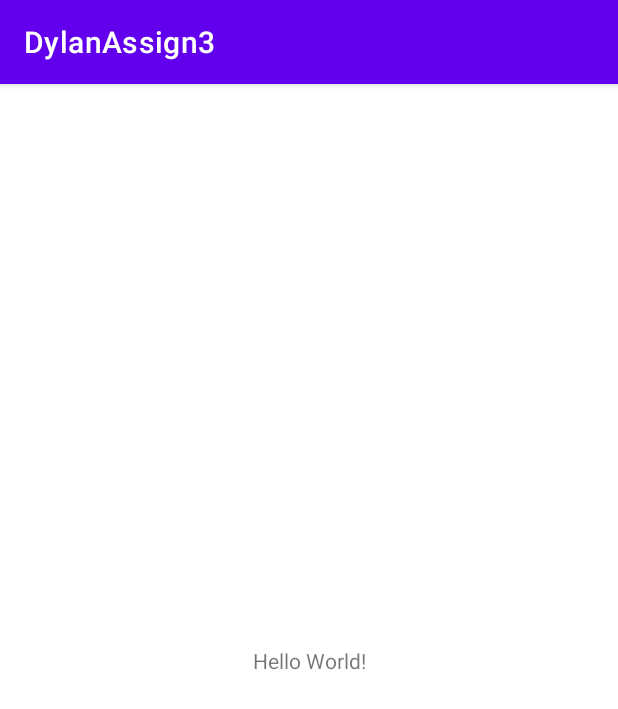
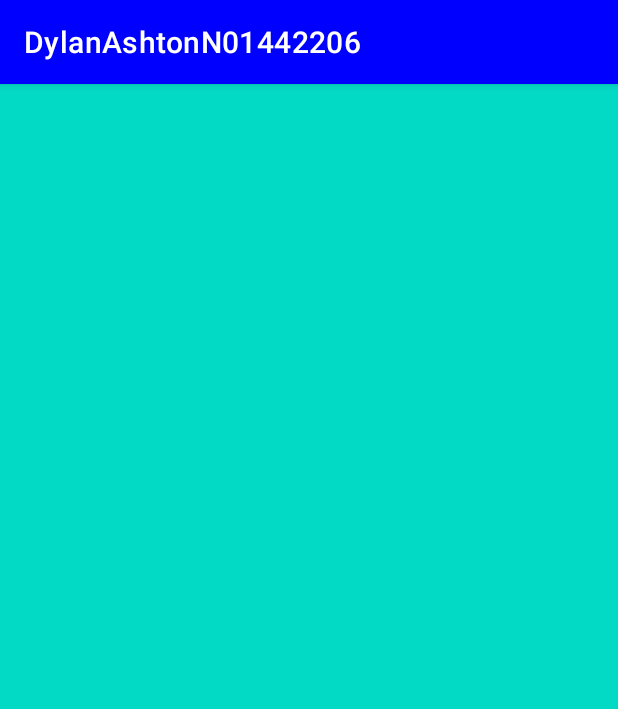
Before and after one commit to DylanAshton2206/DylanAshtonAssign3, an Android app: the screen it shows after launch (DylanActivity), on a phone screen of 412 x 824 dp. Shown: the top 709 px of the screen. Run offline under Robolectric (Android 15) with nearby library versions, the phone set to English and light mode, and no system bars.

Commit message:
added fragments~ changed color of fragments~ added (fr) srtings.xml~ added appropriate comments~ other changes to match assignment requests~

```diff
--- a/app/build.gradle
+++ b/app/build.gradle
@@ -32,6 +32,7 @@ dependencies {
     implementation 'androidx.appcompat:appcompat:1.4.1'
     implementation 'com.google.android.material:material:1.5.0'
     implementation 'androidx.constraintlayout:constraintlayout:2.1.3'
+    implementation 'androidx.legacy:legacy-support-v4:1.0.0'
     testImplementation 'junit:junit:4.+'
     androidTestImplementation 'androidx.test.ext:junit:1.1.3'
     androidTestImplementation 'androidx.test.espresso:espresso-core:3.4.0'
--- a/app/src/main/java/dylan/ashton/n01442206/a3/DylanActivity.java
+++ b/app/src/main/java/dylan/ashton/n01442206/a3/DylanActivity.java
@@ -3,7 +3,7 @@ package dylan.ashton.n01442206.a3;
 import androidx.appcompat.app.AppCompatActivity;
 
 import android.os.Bundle;
-
+//Dylan Ashton n01442206 RNA
 public class DylanActivity extends AppCompatActivity {
 
     @Override
--- /dev/null
+++ b/app/src/main/java/dylan/ashton/n01442206/a3/Fragment1.java
@@ -0,0 +1,41 @@
+package dylan.ashton.n01442206.a3;
+
+import android.os.Bundle;
+
+import androidx.fragment.app.Fragment;
+
+import android.view.LayoutInflater;
+import android.view.View;
+import android.view.ViewGroup;
+//Dylan Ashton n01442206 RNA
+public class Fragment1 extends Fragment {
+
+    // TODO: Rename parameter arguments, choose names that match
+    // the fragment initialization parameters, e.g. ARG_ITEM_NUMBER
+    private static final String ARG_PARAM1 = "param1";
+    private static final String ARG_PARAM2 = "param2";
+
+    // TODO: Rename and change types of parameters
+    private String mParam1;
+    private String mParam2;
+
+    public Fragment1() {
+        // Required empty public constructor
+    }
+
+    @Override
+    public void onCreate(Bundle savedInstanceState) {
+        super.onCreate(savedInstanceState);
+        if (getArguments() != null) {
+            mParam1 = getArguments().getString(ARG_PARAM1);
+            mParam2 = getArguments().getString(ARG_PARAM2);
+        }
+    }
+
+    @Override
+    public View onCreateView(LayoutInflater inflater, ViewGroup container,
+                             Bundle savedInstanceState) {
+        // Inflate the layout for this fragment
+        return inflater.inflate(R.layout.fragment_1, container, false);
+    }
+}
--- /dev/null
+++ b/app/src/main/java/dylan/ashton/n01442206/a3/Fragment2.java
@@ -0,0 +1,41 @@
+package dylan.ashton.n01442206.a3;
+
+import android.os.Bundle;
+
+import androidx.fragment.app.Fragment;
+
+import android.view.LayoutInflater;
+import android.view.View;
+import android.view.ViewGroup;
+//Dylan Ashton n01442206 RNA
+public class Fragment2 extends Fragment {
+
+    // TODO: Rename parameter arguments, choose names that match
+    // the fragment initialization parameters, e.g. ARG_ITEM_NUMBER
+    private static final String ARG_PARAM1 = "param1";
+    private static final String ARG_PARAM2 = "param2";
+
+    // TODO: Rename and change types of parameters
+    private String mParam1;
+    private String mParam2;
+
+    public Fragment2() {
+        // Required empty public constructor
+    }
+
+    @Override
+    public void onCreate(Bundle savedInstanceState) {
+        super.onCreate(savedInstanceState);
+        if (getArguments() != null) {
+            mParam1 = getArguments().getString(ARG_PARAM1);
+            mParam2 = getArguments().getString(ARG_PARAM2);
+        }
+    }
+
+    @Override
+    public View onCreateView(LayoutInflater inflater, ViewGroup container,
+                             Bundle savedInstanceState) {
+        // Inflate the layout for this fragment
+        return inflater.inflate(R.layout.fragment_2, container, false);
+    }
+}
--- /dev/null
+++ b/app/src/main/java/dylan/ashton/n01442206/a3/Fragment3.java
@@ -0,0 +1,41 @@
+package dylan.ashton.n01442206.a3;
+
+import android.os.Bundle;
+
+import androidx.fragment.app.Fragment;
+
+import android.view.LayoutInflater;
+import android.view.View;
+import android.view.ViewGroup;
+//Dylan Ashton n01442206 RNA
+public class Fragment3 extends Fragment {
+
+    // TODO: Rename parameter arguments, choose names that match
+    // the fragment initialization parameters, e.g. ARG_ITEM_NUMBER
+    private static final String ARG_PARAM1 = "param1";
+    private static final String ARG_PARAM2 = "param2";
+
+    // TODO: Rename and change types of parameters
+    private String mParam1;
+    private String mParam2;
+
+    public Fragment3() {
+        // Required empty public constructor
+    }
+
+    @Override
+    public void onCreate(Bundle savedInstanceState) {
+        super.onCreate(savedInstanceState);
+        if (getArguments() != null) {
+            mParam1 = getArguments().getString(ARG_PARAM1);
+            mParam2 = getArguments().getString(ARG_PARAM2);
+        }
+    }
+
+    @Override
+    public View onCreateView(LayoutInflater inflater, ViewGroup container,
+                             Bundle savedInstanceState) {
+        // Inflate the layout for this fragment
+        return inflater.inflate(R.layout.fragment_3, container, false);
+    }
+}
--- /dev/null
+++ b/app/src/main/java/dylan/ashton/n01442206/a3/Fragment4.java
@@ -0,0 +1,42 @@
+package dylan.ashton.n01442206.a3;
+
+import android.os.Bundle;
+
+import androidx.fragment.app.Fragment;
+
+import android.view.LayoutInflater;
+import android.view.View;
+import android.view.ViewGroup;
+//Dylan Ashton n01442206 RNA
+public class Fragment4 extends Fragment {
+
+    // TODO: Rename parameter arguments, choose names that match
+    // the fragment initialization parameters, e.g. ARG_ITEM_NUMBER
+    private static final String ARG_PARAM1 = "param1";
+    private static final String ARG_PARAM2 = "param2";
+
+    // TODO: Rename and change types of parameters
+    private String mParam1;
+    private String mParam2;
+
+    public Fragment4() {
+        // Required empty public constructor
+    }
+
+
+    @Override
+    public void onCreate(Bundle savedInstanceState) {
+        super.onCreate(savedInstanceState);
+        if (getArguments() != null) {
+            mParam1 = getArguments().getString(ARG_PARAM1);
+            mParam2 = getArguments().getString(ARG_PARAM2);
+        }
+    }
+
+    @Override
+    public View onCreateView(LayoutInflater inflater, ViewGroup container,
+                             Bundle savedInstanceState) {
+        // Inflate the layout for this fragment
+        return inflater.inflate(R.layout.fragment_4, container, false);
+    }
+}
--- a/app/src/main/res/layout/dylan_main.xml
+++ b/app/src/main/res/layout/dylan_main.xml
@@ -1,18 +1,34 @@
 <?xml version="1.0" encoding="utf-8"?>
-<androidx.constraintlayout.widget.ConstraintLayout xmlns:android="http://schemas.android.com/apk/res/android"
-    xmlns:app="http://schemas.android.com/apk/res-auto"
+<LinearLayout
+    xmlns:android="http://schemas.android.com/apk/res/android"
     xmlns:tools="http://schemas.android.com/tools"
     android:layout_width="match_parent"
     android:layout_height="match_parent"
-    tools:context=".DylanActivity">
+    tools:context=".DylanActivity"
+    android:orientation="vertical">
 
-    <TextView
-        android:layout_width="wrap_content"
-        android:layout_height="wrap_content"
-        android:text="Hello World!"
-        app:layout_constraintBottom_toBottomOf="parent"
-        app:layout_constraintLeft_toLeftOf="parent"
-        app:layout_constraintRight_toRightOf="parent"
-        app:layout_constraintTop_toTopOf="parent" />
-
-</androidx.constraintlayout.widget.ConstraintLayout>
+    <fragment
+        android:id="@+id/DylanFragment1"
+        android:name="dylan.ashton.n01442206.a3.Fragment1"
+        android:layout_width="match_parent"
+        android:layout_height="match_parent">
+    </fragment>
+    <fragment
+        android:layout_width="match_parent"
+        android:layout_height="match_parent"
+        android:id="@+id/DylanFragment2"
+        android:name="dylan.ashton.n01442206.a3.Fragment2">
+    </fragment>
+    <fragment
+        android:layout_width="match_parent"
+        android:layout_height="match_parent"
+        android:id="@+id/DylanFragment3"
+        android:name="dylan.ashton.n01442206.a3.Fragment3">
+    </fragment>
+    <fragment
+        android:layout_width="match_parent"
+        android:layout_height="match_parent"
+        android:id="@+id/DylanFragment4"
+        android:name="dylan.ashton.n01442206.a3.Fragment4">
+    </fragment>
+</LinearLayout>
--- /dev/null
+++ b/app/src/main/res/layout/fragment_1.xml
@@ -0,0 +1,12 @@
+<?xml version="1.0" encoding="utf-8"?>
+<FrameLayout xmlns:android="http://schemas.android.com/apk/res/android"
+    xmlns:tools="http://schemas.android.com/tools"
+    android:layout_width="match_parent"
+    android:layout_height="match_parent"
+    android:background="@color/teal_200"
+    tools:context=".Fragment1">
+
+    <!-- TODO: Update blank fragment layout -->
+
+
+</FrameLayout>
--- a/app/src/main/res/values/colors.xml
+++ b/app/src/main/res/values/colors.xml
@@ -5,6 +5,20 @@
     <color name="purple_700">#FF3700B3</color>
     <color name="teal_200">#FF03DAC5</color>
     <color name="teal_700">#FF018786</color>
-    <color name="black">#FF000000</color>
-    <color name="white">#FFFFFFFF</color>
+    <color name="white">#FFFFFF</color>
+    <color name="yellow">#FFFF00</color>
+    <color name="fuchsia">#FF00FF</color>
+    <color name="red">#FF0000</color>
+    <color name="silver">#C0C0C0</color>
+    <color name="gray">#808080</color>
+    <color name="olive">#808000</color>
+    <color name="purple">#800080</color>
+    <color name="maroon">#800000</color>
+    <color name="aqua">#00FFFF</color>
+    <color name="lime">#00FF00</color>
+    <color name="teal">#008080</color>
+    <color name="green">#008000</color>
+    <color name="blue">#0000FF</color>
+    <color name="navy">#000080</color>
+    <color name="black">#000000</color>
 </resources>
--- a/app/src/main/res/values/strings.xml
+++ b/app/src/main/res/values/strings.xml
@@ -1,3 +1,6 @@
+<!--Dylan Ashton n01442206 -->
 <resources>
-    <string name="app_name">DylanAssign3</string>
+    <string name="app_name" translatable="false">DylanAshtonN01442206</string>
+    <!-- TODO: Remove or change this placeholder text -->
+    <string name="hello_blank_fragment">Hello blank fragment</string>
 </resources>
--- a/app/src/main/res/values/themes.xml
+++ b/app/src/main/res/values/themes.xml
@@ -2,7 +2,7 @@
     <!-- Base application theme. -->
     <style name="Theme.DylanAssign3" parent="Theme.MaterialComponents.DayNight.DarkActionBar">
         <!-- Primary brand color. -->
-        <item name="colorPrimary">@color/purple_500</item>
+        <item name="colorPrimary">@color/blue</item>
         <item name="colorPrimaryVariant">@color/purple_700</item>
         <item name="colorOnPrimary">@color/white</item>
         <!-- Secondary brand color. -->
```
Also changed, not shown: app/src/main/res/layout/fragment_2.xml (added, +12 -0 lines), app/src/main/res/layout/fragment_3.xml (added, +12 -0 lines), app/src/main/res/layout/fragment_4.xml (added, +12 -0 lines), 1 other file.
